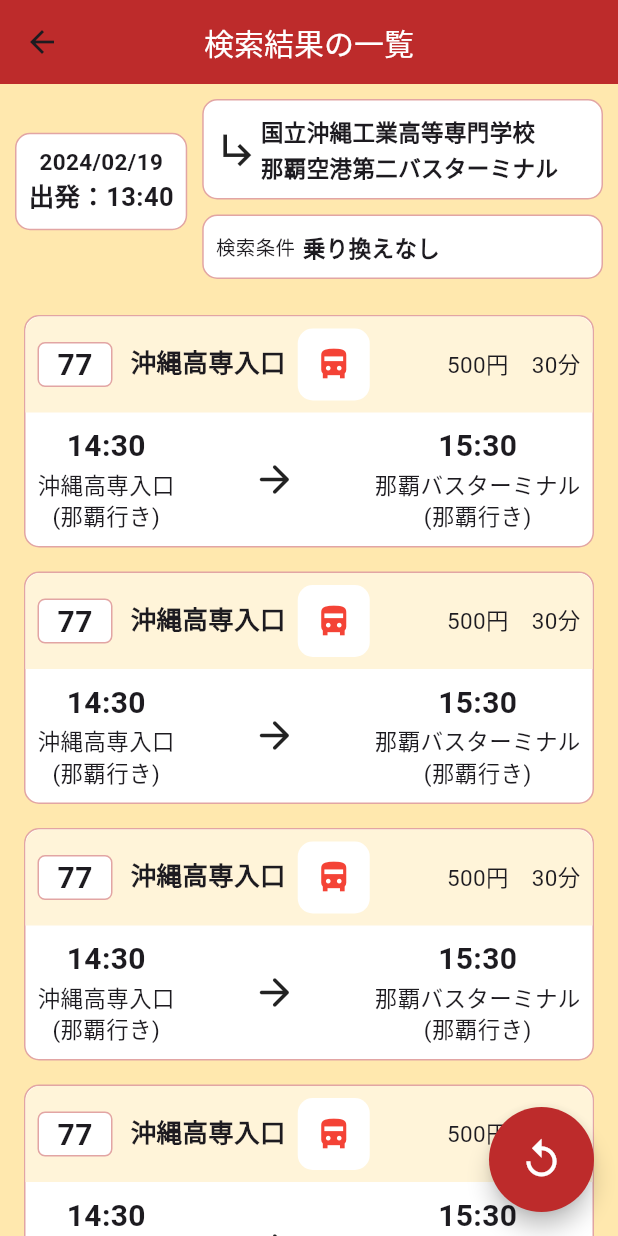
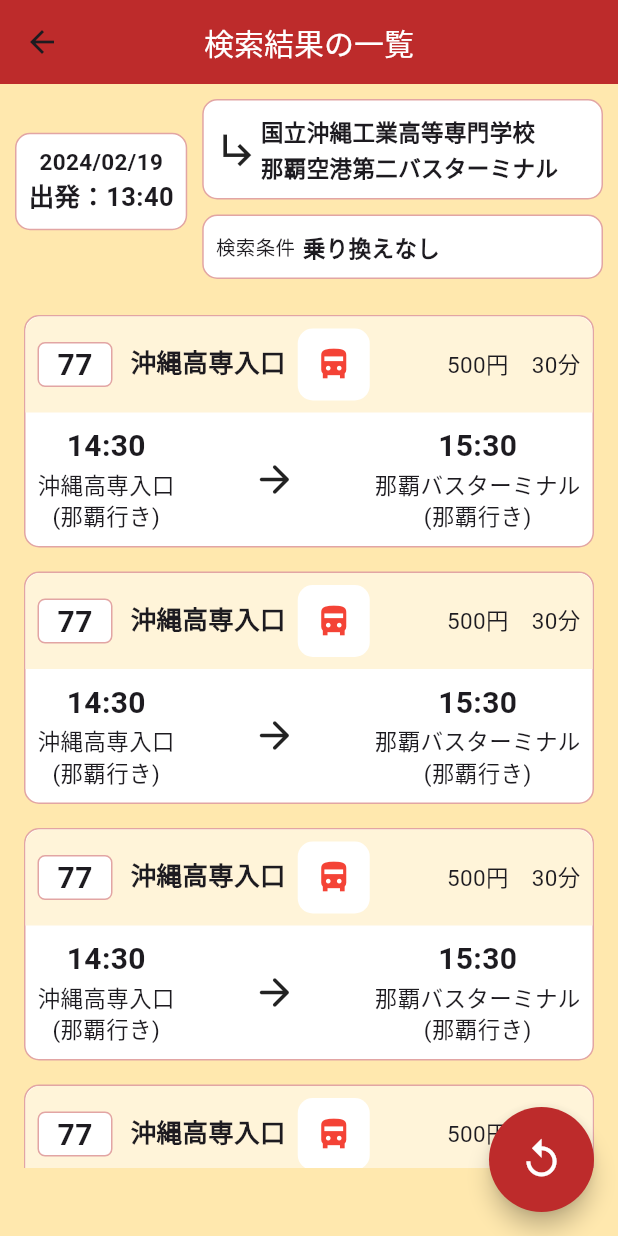
Before and after one commit to Yoshidagumi-group5/bus_app, a Flutter app: the SearchResult screen opened directly, on a phone screen of 412 x 824 dp. Run offline on Flutter 3.47's test engine with Material 3 defaults, Android fonts, the phone set to English and light mode, and no system bars; our stand-ins replace flutter_riverpod.

Commit message:
スクロールするサイズの調整

```diff
--- a/lib/pages/SearchResult.dart
+++ b/lib/pages/SearchResult.dart
@@ -198,7 +198,7 @@ class SearchResult extends ConsumerWidget {
             Padding(
               padding: const EdgeInsets.only(right: 8.0, left: 8.0, top: 16.0),
               child: LimitedBox(
-                maxHeight: MediaQuery.of(context).size.height * 0.8,
+                maxHeight: MediaQuery.of(context).size.height * 0.7,
                 child: ListView(
                   shrinkWrap: true,
                   children: const [
@@ -313,26 +313,6 @@ class SearchResultClass extends ConsumerWidget {
                 ],
               ),
             ),
-            /*Container(
-              decoration: const BoxDecoration(
-                color: Color(0xFFFFF4D9),
-              ),
-              child: Row(
-                mainAxisAlignment: MainAxisAlignment.center,
-                children: [
-                  Padding(
-                    padding: const EdgeInsets.all(8.0),
-                    child: Text(
-                      "約$delayTime分遅れ",
-                      style: const TextStyle(
-                          fontSize: 17,
-                          fontWeight: FontWeight.bold,
-                          color: Colors.red),
-                    ),
-                  ),
-                ],
-              ),
-            ),*/
             Row(
               mainAxisAlignment: MainAxisAlignment.spaceBetween,
               children: [
@@ -399,155 +379,6 @@ class SearchResultClass extends ConsumerWidget {
   }
 }
 
-/*Widget busSearchResult(
-  int resultNum, //表示される結果一覧の内、何番目の結果か示す番号、バス登録ボタンなどに使用
-  int busNum, //バスの番号：77番
-  int cost, //バスの値段：500円
-  int time, //バスの所要時間：30分
-  int delayTime, //バスの遅延時間：3分遅れ
-  String startTime, //バスの発車時刻,14:30
-  String endTime, //バスの到着時刻,15:30
-  String startBusStop, //乗るバス停の名前：沖縄高専入口
-  String endBusStop, //降りるバス停の名前：那覇バスターミナル
-) {
-  return Padding(
-    padding: const EdgeInsets.all(8.0),
-    child: Container(
-      decoration: BoxDecoration(
-        border: Border.all(color: const Color(0xFFE2A5A4)),
-        borderRadius: BorderRadius.circular(10),
-        color: Colors.white,
-      ),
-      child: Column(
-        children: [
-          Row(
-            children: [
-              Padding(
-                padding: const EdgeInsets.all(8.0),
-                child: Container(
-                    alignment: Alignment.center,
-                    width: 50,
-                    height: 30,
-                    decoration: BoxDecoration(
-                      border: Border.all(color: const Color(0xFFE2A5A4)),
-                      borderRadius: BorderRadius.circular(5),
-                      color: Colors.white,
-                    ),
-                    child: Text(
-                      busNum.toString(),
-                      style: const TextStyle(
-                          fontSize: 20, fontWeight: FontWeight.bold),
-                    )),
-              ),
-              Padding(
-                padding: const EdgeInsets.only(left: 4.0, bottom: 4.0),
-                child: Text(
-                  startBusStop,
-                  style: const TextStyle(
-                      fontSize: 17, fontWeight: FontWeight.bold),
-                ),
-              ),
-              BusRegisterationButton(
-                  providers: colorProviders, searchResultNum: resultNum),
-              Expanded(
-                child: Container(
-                  alignment: Alignment.centerRight,
-                  child: Padding(
-                    padding: const EdgeInsets.all(8.0),
-                    child: Text(
-                      "$cost円　$time分",
-                      style: const TextStyle(fontSize: 15),
-                    ),
-                  ),
-                ),
-              ),
-            ],
-          ),
-          Container(
-            decoration: const BoxDecoration(
-              color: Color(0xFFFFF4D9),
-            ),
-            child: Row(
-              mainAxisAlignment: MainAxisAlignment.center,
-              children: [
-                Padding(
-                  padding: const EdgeInsets.all(8.0),
-                  child: Text(
-                    "約$delayTime分遅れ",
-                    style: const TextStyle(
-                        fontSize: 17,
-                        fontWeight: FontWeight.bold,
-                        color: Colors.red),
-                  ),
-                ),
-              ],
-            ),
-          ),
-          Row(
-            mainAxisAlignment: MainAxisAlignment.spaceBetween,
-            children: [
-              Padding(
-                padding: const EdgeInsets.all(8.0),
-                child: Column(
-                  crossAxisAlignment: CrossAxisAlignment.center,
-                  children: [
-                    Text(
-                      startTime,
-                      style: const TextStyle(
-                          fontSize: 20, fontWeight: FontWeight.bold),
-                    ),
-                    Text(
-                      startBusStop,
-                      style: const TextStyle(
-                        fontSize: 15,
-                      ),
-                    ),
-                    const Text(
-                      "(那覇行き)",
-                      style: TextStyle(
-                        fontSize: 15,
-                      ),
-                    ),
-                  ],
-                ),
-              ),
-              const Icon(
-                Icons.arrow_forward_rounded,
-                size: 30,
-              ),
-              Padding(
-                padding: const EdgeInsets.all(8.0),
-                child: Column(
-                  crossAxisAlignment: CrossAxisAlignment.center,
-                  children: [
-                    Text(
-                      endTime,
-                      style: const TextStyle(
-                          fontSize: 20, fontWeight: FontWeight.bold),
-                    ),
-                    Text(
-                      endBusStop,
-                      style: const TextStyle(
-                        fontSize: 15,
-                      ),
-                    ),
-                    const Text(
-                      "(那覇行き)",
-                      style: TextStyle(
-                        fontSize: 15,
-                      ),
-                    ),
-                  ],
-                ),
-              ),
-            ],
-          )
-        ],
-      ),
-    ),
-  );
-}*/
-
 class BusRegisterationButton extends ConsumerWidget {
   const BusRegisterationButton({super.key, required this.providers});
 
```
